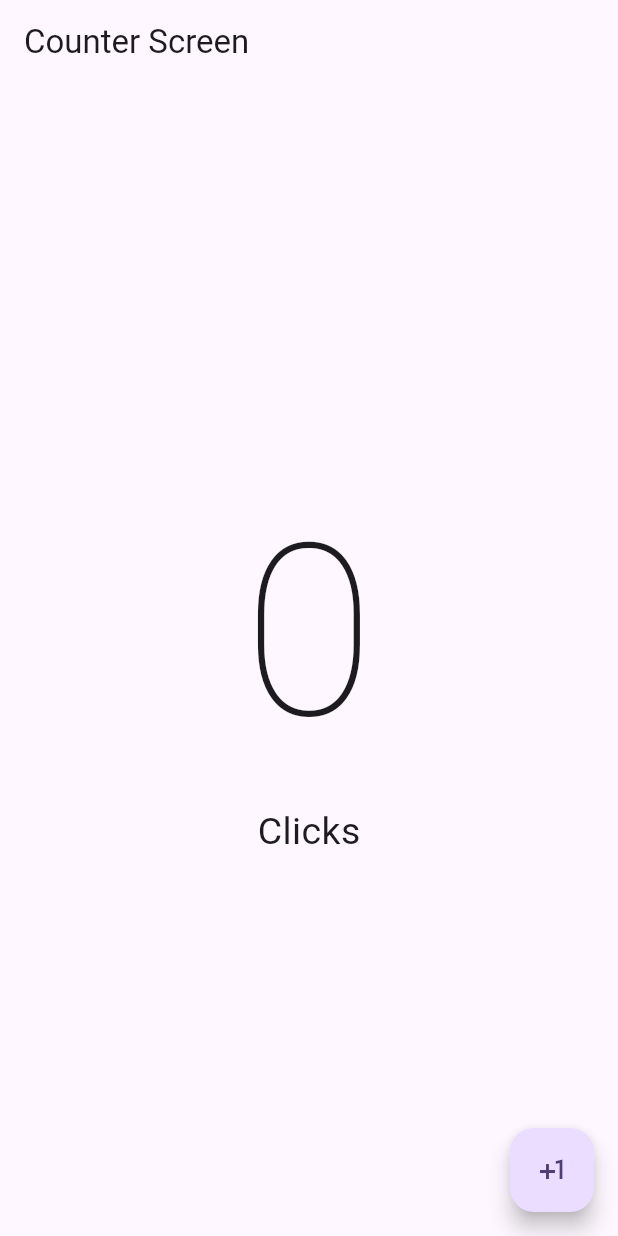
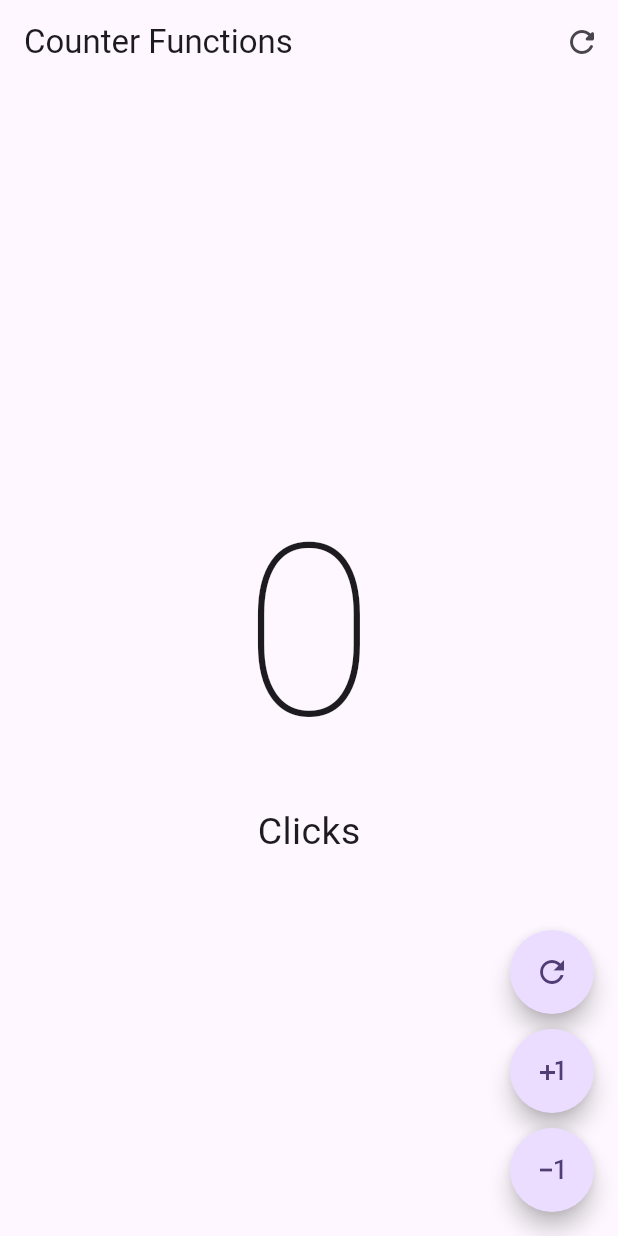
Before and after one commit to abrahamgalue/flutter-projects-course, a Flutter app: the screen it shows after launch, on a phone screen of 412 x 824 dp. Run offline on Flutter 3.47's test engine with Material 3 defaults, Android fonts, the phone set to English and light mode, and no system bars.

Commit message:
Added buttons to update the counter status

```diff
--- a/hello_world_app/lib/main.dart
+++ b/hello_world_app/lib/main.dart
@@ -1,5 +1,6 @@
 import 'package:flutter/material.dart';
-import 'package:hello_world_app/presentation/screens/counter/counter_screen.dart';
+import 'package:hello_world_app/presentation/screens/counter/counter_functions_screen.dart';
+// import 'package:hello_world_app/presentation/screens/counter/counter_screen.dart';
 
 void main() {
   runApp(const MyApp());
@@ -14,6 +15,6 @@
         debugShowCheckedModeBanner: false,
         theme:
             ThemeData(useMaterial3: true, colorSchemeSeed: Colors.deepPurple),
-        home: const CounterScreen());
+        home: const CounterFunctionsScreen());
   }
 }
--- /dev/null
+++ b/hello_world_app/lib/presentation/screens/counter/counter_functions_screen.dart
@@ -0,0 +1,81 @@
+import 'package:flutter/material.dart';
+
+class CounterFunctionsScreen extends StatefulWidget {
+  const CounterFunctionsScreen({super.key});
+
+  @override
+  State<CounterFunctionsScreen> createState() => _CounterFunctionsScreenState();
+}
+
+class _CounterFunctionsScreenState extends State<CounterFunctionsScreen> {
+  int clickCounter = 0;
+
+  @override
+  Widget build(BuildContext context) {
+    return Scaffold(
+      appBar: AppBar(title: const Text('Counter Functions'), actions: [
+        IconButton(
+            onPressed: () {
+              setState(() {
+                clickCounter = 0;
+              });
+            },
+            icon: const Icon(Icons.refresh_rounded)),
+      ]),
+      body: Center(
+        child: Column(
+          mainAxisAlignment: MainAxisAlignment.center,
+          children: [
+            Text(
+              '$clickCounter',
+              style:
+                  const TextStyle(fontSize: 160, fontWeight: FontWeight.w100),
+            ),
+            Text('Click${clickCounter == 1 ? '' : 's'}',
+                style: const TextStyle(fontSize: 25))
+          ],
+        ),
+      ),
+      floatingActionButton: Column(
+        mainAxisAlignment: MainAxisAlignment.end,
+        children: [
+          FloatingActionButton(
+            shape: const StadiumBorder(),
+            onPressed: () {
+              setState(() {
+                clickCounter = 0;
+              });
+            },
+            child: const Icon(Icons.refresh_outlined),
+          ),
+          const SizedBox(
+            height: 10,
+          ),
+          FloatingActionButton(
+            shape: const StadiumBorder(),
+            onPressed: () {
+              setState(() {
+                clickCounter++;
+              });
+            },
+            child: const Icon(Icons.plus_one),
+          ),
+          const SizedBox(
+            height: 10,
+          ),
+          FloatingActionButton(
+            shape: const StadiumBorder(),
+            onPressed: () {
+              if (clickCounter > 0) {
+                setState(() {
+                  clickCounter--;
+                });
+              }
+            },
+            child: const Icon(Icons.exposure_minus_1),
+          ),
+        ],
+      ),
+    );
+  }
+}
```
